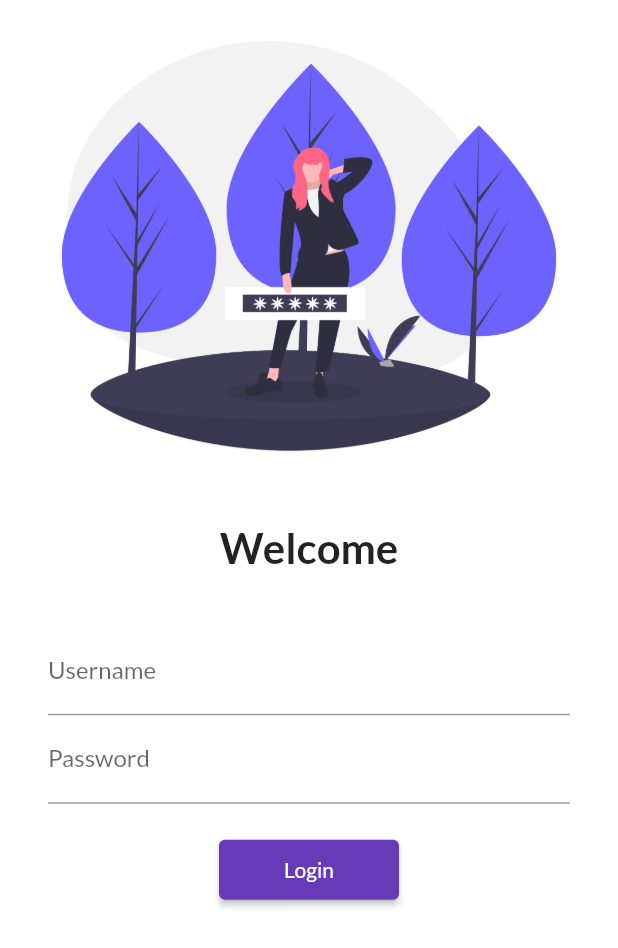
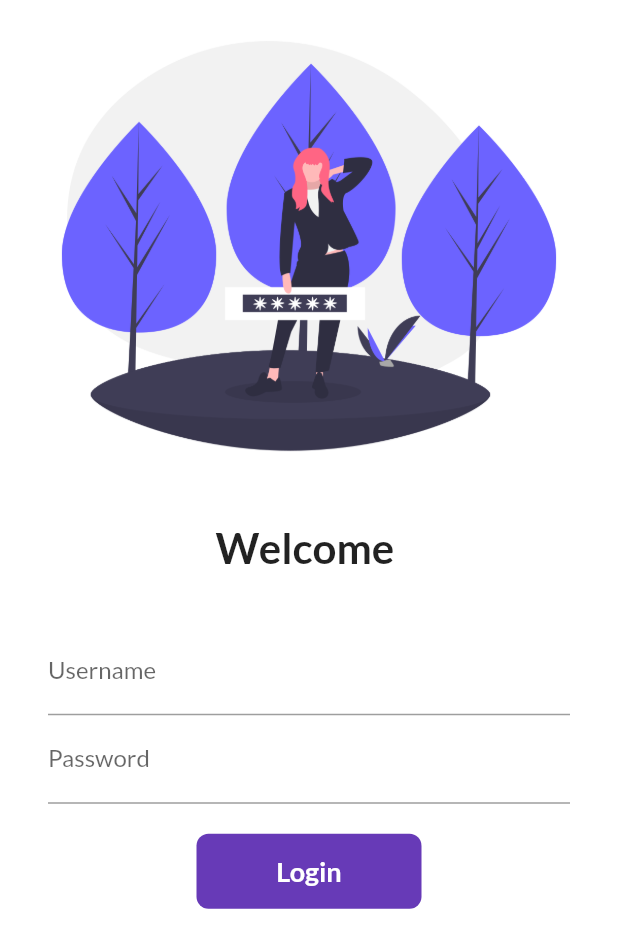
Before and after one commit to Chaitanyaa369/learning-flutter, a Flutter app: the LoginPage screen opened by its route, on a phone screen of 412 x 824 dp. Shown: the top 948 px of the screen. Run offline on Flutter 3.47's test engine with Material 2 defaults, Android fonts, the phone set to English and light mode, and no system bars; our stand-ins replace google_fonts.

Commit message:
Day 6 completed

```diff
--- a/lib/pages/logon_page.dart
+++ b/lib/pages/logon_page.dart
@@ -1,7 +1,15 @@
 import 'package:flutter/material.dart';
 import 'package:flutter_catalog/utils/routes.dart';
 
-class LoginPage extends StatelessWidget {
+class LoginPage extends StatefulWidget {
+  @override
+  _LoginPageState createState() => _LoginPageState();
+}
+
+class _LoginPageState extends State<LoginPage> {
+  String name = "";
+  bool changeButton = false;
+
   @override
   Widget build(BuildContext context) {
     return Material(
@@ -17,7 +25,7 @@ class LoginPage extends StatelessWidget {
                 height: 20.0,
               ),
               Text(
-                "Welcome",
+                "Welcome $name",
                 style: TextStyle(
                   fontSize: 28,
                   fontWeight: FontWeight.bold,
@@ -36,6 +44,10 @@ class LoginPage extends StatelessWidget {
                         hintText: "Enter Username",
                         labelText: "Username",
                       ),
+                      onChanged: (value) {
+                        name = value;
+                        setState(() {});
+                      },
                     ),
                     TextFormField(
                       obscureText: true,
@@ -47,12 +59,47 @@ class LoginPage extends StatelessWidget {
                     SizedBox(
                       height: 20.0,
                     ),
-                    ElevatedButton(
-                        onPressed: () {
-                          Navigator.pushNamed(context, MyRoutes.homeRoute);
-                        },
-                        child: Text("Login"),
-                        style: TextButton.styleFrom(minimumSize: Size(120, 40))),
+
+                    InkWell(
+                      onTap: () async {
+                        setState(() {
+                          changeButton = true;
+                        });
+
+                        await Future.delayed(Duration(seconds: 1));
+                        Navigator.pushNamed(context, MyRoutes.homeRoute);
+                      },
+                      child: AnimatedContainer(
+                        duration: Duration(seconds: 1),
+                        width: changeButton ? 50 : 150,
+                        height: 50,
+                        alignment: Alignment.center,
+                        child: changeButton
+                            ? Icon(Icons.done, color: Colors.white)
+                            : Text(
+                                "Login",
+                                style: TextStyle(
+                                  color: Colors.white,
+                                  fontWeight: FontWeight.bold,
+                                  fontSize: 18,
+                                ),
+                              ),
+                        decoration: BoxDecoration(
+                          color: Colors.deepPurple,
+                          //shape: changeButton? BoxShape.circle:BoxShape.rectangle,
+                          borderRadius:
+                              BorderRadius.circular(changeButton ? 50 : 8),
+                        ),
+                      ),
+                    ),
+                    //ElevatedButton(
+                    //    onPressed: () {
+                    //      Navigator.pushNamed(context, MyRoutes.homeRoute);
+                    //    },
+                    //    child: Text("Login"),
+                    //    style:
+                    //        TextButton.styleFrom(minimumSize: Size(120, 40))
+                    //),
                   ],
                 ),
               ),
```
